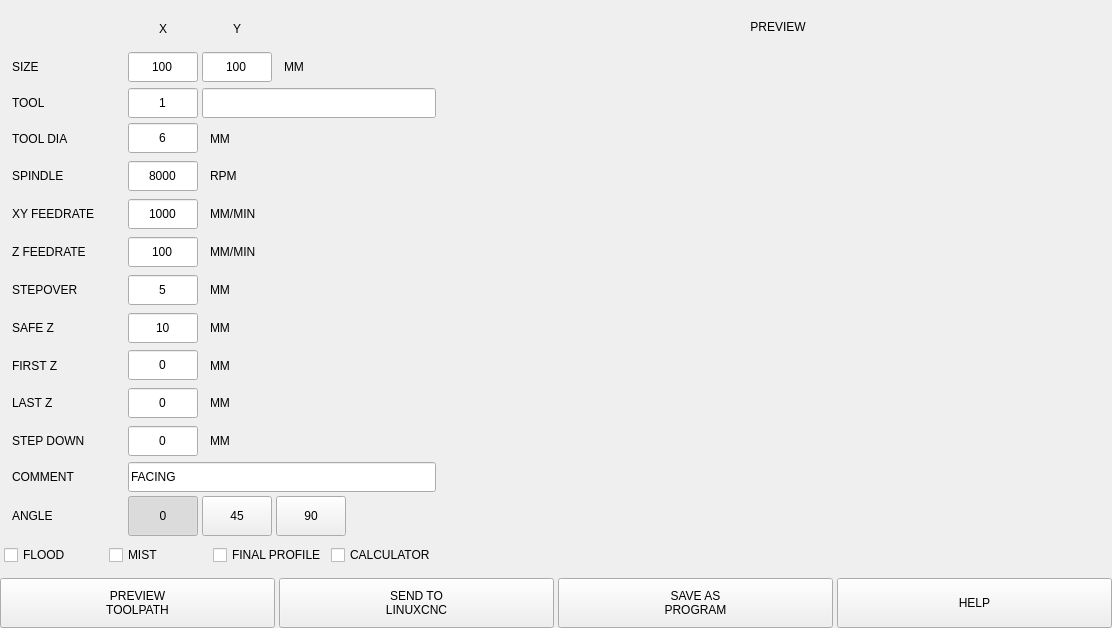
Before: the Qt Designer form plugins/facing.ui in persei802/QtDragon_hd, drawn with Qt 5.
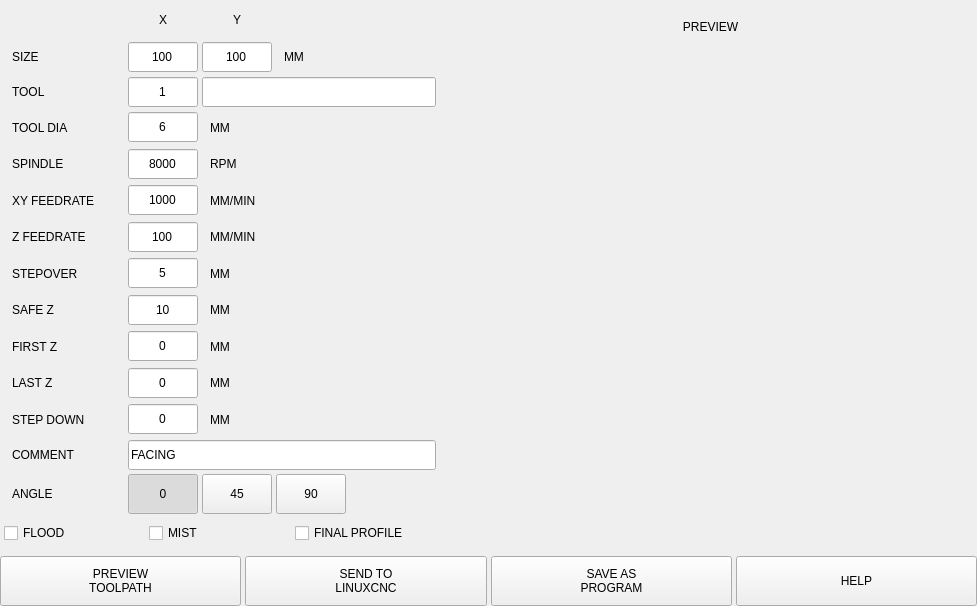
After: the same form once the commit is applied.

Commit message: all plugins use calculator checkbox from SETTINGS page

The edit to the form file:
```diff
--- a/plugins/facing.ui
+++ b/plugins/facing.ui
@@ -6,8 +6,8 @@
    <rect>
     <x>0</x>
     <y>0</y>
-    <width>1112</width>
-    <height>628</height>
+    <width>977</width>
+    <height>606</height>
    </rect>
   </property>
   <property name="windowTitle">
@@ -35,7 +35,7 @@
       <number>0</number>
      </property>
      <item>
-      <widget class="QFrame" name="frame_parameters">
+      <widget class="QWidget" name="widget_parameters" native="true">
        <property name="minimumSize">
         <size>
          <width>440</width>
@@ -56,7 +56,7 @@
          <number>4</number>
         </property>
         <property name="topMargin">
-         <number>12</number>
+         <number>4</number>
         </property>
         <property name="rightMargin">
          <number>4</number>
@@ -1391,44 +1391,13 @@
             </property>
            </widget>
           </item>
-          <item>
-           <widget class="QCheckBox" name="chk_use_calc">
-            <property name="sizePolicy">
-             <sizepolicy hsizetype="Preferred" vsizetype="Preferred">
-              <horstretch>0</horstretch>
-              <verstretch>0</verstretch>
-             </sizepolicy>
-            </property>
-            <property name="minimumSize">
-             <size>
-              <width>0</width>
-              <height>30</height>
-             </size>
-            </property>
-            <property name="maximumSize">
-             <size>
-              <width>16777215</width>
-              <height>30</height>
-             </size>
-            </property>
-            <property name="focusPolicy">
-             <enum>Qt::ClickFocus</enum>
-            </property>
-            <property name="toolTip">
-             <string>Use Calculator dialog for input</string>
-            </property>
-            <property name="text">
-             <string>CALCULATOR</string>
-            </property>
-           </widget>
-          </item>
          </layout>
         </item>
        </layout>
       </widget>
      </item>
      <item>
-      <widget class="QFrame" name="frame_preview">
+      <widget class="QWidget" name="widget_preview" native="true">
        <layout class="QVBoxLayout" name="verticalLayout_2">
         <property name="spacing">
          <number>4</number>
```
The commit also changes 14 other files.
